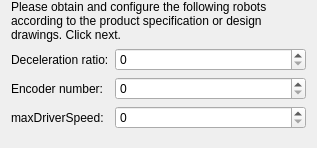
Before: the Qt Designer form RoboModel/ModelGraphics/GuidenceWidgets/GuidBasicSetting.ui in OnlyOneTerry/operatorList, drawn with Qt 5.
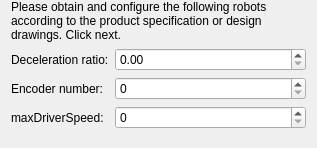
After: the same form once the commit is applied. Custom widgets are drawn as their Qt base class.

Diff of the .ui file:
```diff
--- a/RoboModel/ModelGraphics/GuidenceWidgets/GuidBasicSetting.ui
+++ b/RoboModel/ModelGraphics/GuidenceWidgets/GuidBasicSetting.ui
@@ -36,16 +36,6 @@
        </property>
       </widget>
      </item>
-     <item row="0" column="1">
-      <widget class="customSpinBox" name="spinBox_reduceRadio">
-       <property name="toolTip">
-        <string>range[0,50]</string>
-       </property>
-       <property name="maximum">
-        <number>50</number>
-       </property>
-      </widget>
-     </item>
      <item row="1" column="0">
       <widget class="QLabel" name="label_7">
        <property name="text">
@@ -80,11 +70,26 @@
        </property>
       </widget>
      </item>
+     <item row="0" column="1">
+      <widget class="customDoubleSpinBox" name="doubleSpinBox_reduceRatio">
+       <property name="toolTip">
+        <string>range[0,50]</string>
+       </property>
+       <property name="maximum">
+        <double>50.000000000000000</double>
+       </property>
+      </widget>
+     </item>
     </layout>
    </item>
   </layout>
  </widget>
  <customwidgets>
+  <customwidget>
+   <class>customDoubleSpinBox</class>
+   <extends>QDoubleSpinBox</extends>
+   <header>ModelCustomWidget.h</header>
+  </customwidget>
   <customwidget>
    <class>customSpinBox</class>
    <extends>QSpinBox</extends>
```
